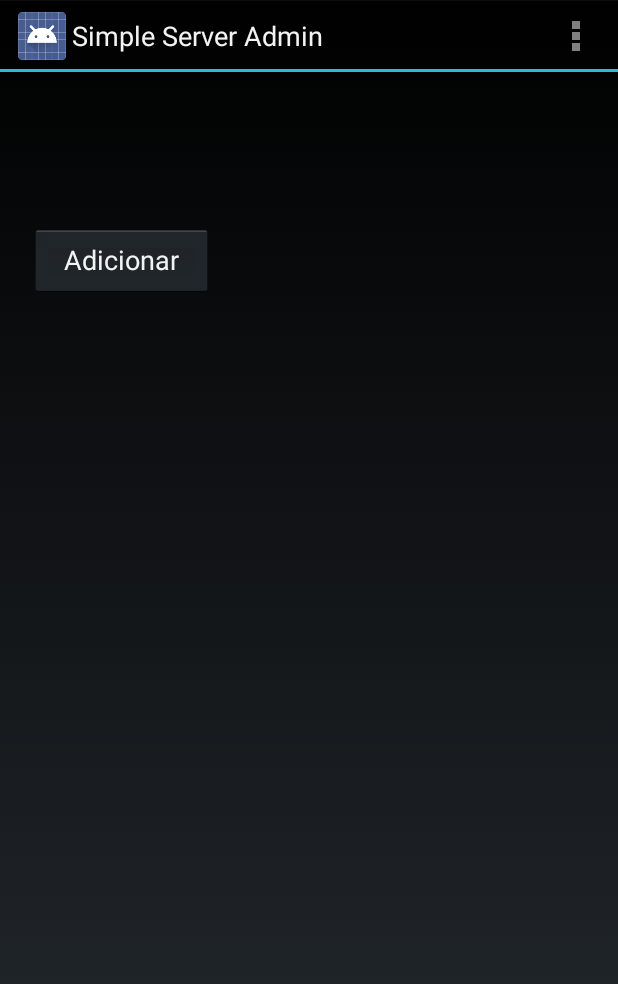
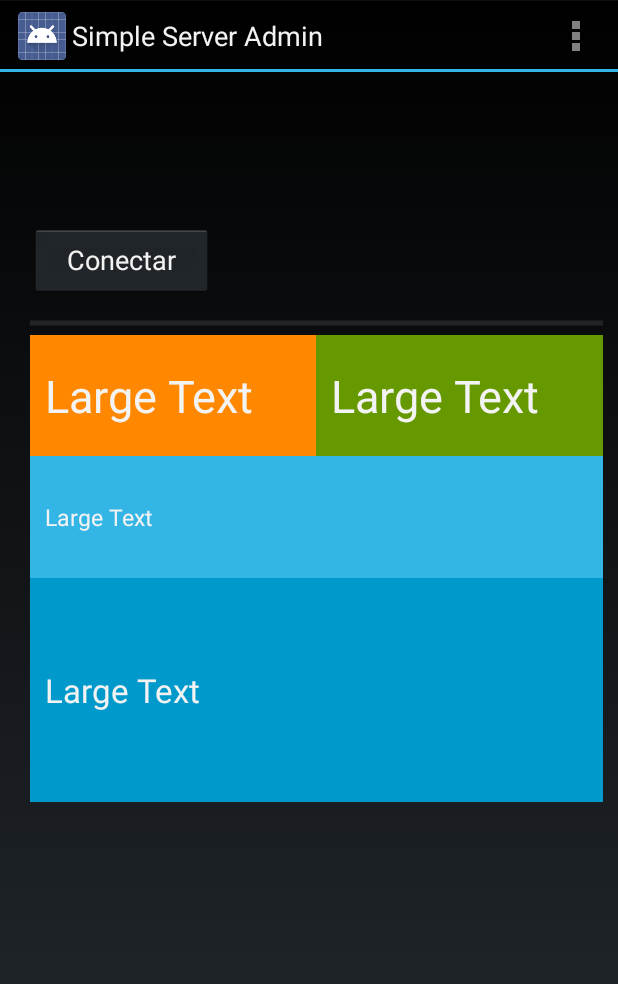
Before and after one commit to jairoserrano/SimpleStatusServer, an Android app: the screen it shows after launch (ServerActivity), on a phone screen of 412 x 824 dp. Shown: the top 984 px of the screen. Run offline under Robolectric (Android 15) with nearby library versions, the phone set to English and light mode, and no system bars.

Commit message:
El proyecto funciona, hay campos no usados y se puede mejorar mucho en la forma de presentar los datos.

```diff
--- a/app/src/main/java/com/jairoesc/simpleserver/simpleserver/ServerActivityAdd.java
+++ b/app/src/main/java/com/jairoesc/simpleserver/simpleserver/ServerActivityAdd.java
@@ -43,7 +43,7 @@ public class ServerActivityAdd extends Activity {
             ServerSQLiteHelper db = new ServerSQLiteHelper(this);
             //Creación en la DB del hostna
             // me
-            db.createServer(new ServerDataPrivate(hostname, username, password));
+            db.createServer(new ServerData(hostname, username, password));
             //forma correcta de cerrar una actividad.
             finish();
         }
--- a/app/src/main/java/com/jairoesc/simpleserver/simpleserver/ServerSQLiteHelper.java
+++ b/app/src/main/java/com/jairoesc/simpleserver/simpleserver/ServerSQLiteHelper.java
@@ -53,7 +53,7 @@ public class ServerSQLiteHelper extends SQLiteOpenHelper {
         this.onCreate(db);
     }
 
-    public long createServer(ServerDataPrivate server) {
+    public long createServer(ServerData server) {
 
         Log.d("addServer", server.toString());
 
@@ -70,12 +70,14 @@ public class ServerSQLiteHelper extends SQLiteOpenHelper {
         return server_id;
     }
 
-    public ServerDataPrivate getServer(long id) {
+    public ServerData getServer(long id) {
+
+        //UGLY UGLY HACK
+        id++;
 
         SQLiteDatabase db = this.getReadableDatabase();
 
-        Cursor cursor =
-                db.query(TABLE_SERVER, // a. table
+        Cursor cursor = db.query(TABLE_SERVER, // a. table
                             COLUMNS, // b. column names
                             " id = ?", // c. selections
                             new String[]{String.valueOf(id)}, // d. selections args
@@ -84,27 +86,22 @@ public class ServerSQLiteHelper extends SQLiteOpenHelper {
                             null, // g. order by
                             null); // h. limit
 
-        // 3. if we got results get the first one
-        if (cursor != null)
+        ServerData server = new ServerData();
+        if (cursor != null) {
             cursor.moveToFirst();
-
-        // 4. build ServerInfo object
-        ServerDataPrivate server = new ServerDataPrivate();
+            Log.d("getServer(" + id + ")", cursor.toString());
             server.setId(Integer.parseInt(cursor.getString(0)));
             server.setHostname(cursor.getString(1));
             server.setUsername(cursor.getString(2));
             server.setPassword(cursor.getString(3));
-
-        //log
             Log.d("getServer(" + id + ")", server.toString());
-
-        // 5. return ServerInfo
+        }
         return server;
     }
 
     // Get All ServerInfo
-    public List<ServerDataPrivate> getAllServers() {
-        List<ServerDataPrivate> ServerDataPrivate = new LinkedList<ServerDataPrivate>();
+    public List<ServerData> getAllServers() {
+        List<ServerData> ServerData = new LinkedList<ServerData>();
 
         // 1. build the query
         String query = "SELECT  * FROM " + TABLE_SERVER;
@@ -114,43 +111,43 @@ public class ServerSQLiteHelper extends SQLiteOpenHelper {
         Cursor cursor = db.rawQuery(query, null);
 
         // 3. go over each row, build ServerInfo and add it to list
-        ServerDataPrivate server = null;
+        ServerData server = null;
         if (cursor.moveToFirst()) {
             do {
-                server = new ServerDataPrivate();
+                server = new ServerData();
                 server.setId(Integer.parseInt(cursor.getString(0)));
                 server.setHostname(cursor.getString(1));
                 server.setUsername(cursor.getString(2));
                 server.setPassword(cursor.getString(3));
 
                 // Add ServerInfo to ServerInfo
-                ServerDataPrivate.add(server);
+                ServerData.add(server);
             } while (cursor.moveToNext());
         }
 
-        Log.d("getAllServers()", ServerDataPrivate.toString());
+        Log.d("getAllServers()", ServerData.toString());
 
         // return ServerInfo
-        return ServerDataPrivate;
+        return ServerData;
     }
 
     // Updating single ServerInfo
-    public int updateServerInfo(ServerDataPrivate ServerDataPrivate) {
+    public int updateServerInfo(ServerData ServerData) {
 
         // Instancia de la DB
         SQLiteDatabase db = this.getWritableDatabase();
 
         // Actualización del registro
         ContentValues values = new ContentValues();
-        values.put("hostname", ServerDataPrivate.getHostname()); // get title
-        values.put("username", ServerDataPrivate.getUsername()); // get author
-        values.put("password", ServerDataPrivate.getPassword()); // get author
+        values.put("hostname", ServerData.getHostname()); // get title
+        values.put("username", ServerData.getUsername()); // get author
+        values.put("password", ServerData.getPassword()); // get author
 
         // Actualizar el registro
         int i = db.update(TABLE_SERVER, //table
                 values, // column/value
                 KEY_ID + " = ?", // selections
-                new String[]{String.valueOf(ServerDataPrivate.getId())}); //selection args
+                new String[]{String.valueOf(ServerData.getId())}); //selection args
 
         // 4. Cerrar la DB
         db.close();
@@ -160,19 +157,19 @@ public class ServerSQLiteHelper extends SQLiteOpenHelper {
     }
 
     // Deleting single ServerInfo
-    public void deleteServerInfo(ServerDataPrivate ServerDataPrivate) {
+    public void deleteServerInfo(ServerData ServerData) {
 
         // Instancia de la DB
         SQLiteDatabase db = this.getWritableDatabase();
 
         // Eliminar
         db.delete(TABLE_SERVER, KEY_ID + " = ?",
-                new String[]{String.valueOf(ServerDataPrivate.getId())});
+                new String[]{String.valueOf(ServerData.getId())});
 
         // Cerrar la DB
         db.close();
 
-        Log.d("deleteServerInfo", ServerDataPrivate.toString());
+        Log.d("deleteServerInfo", ServerData.toString());
 
     }
 
--- a/app/src/main/res/layout/activity_server.xml
+++ b/app/src/main/res/layout/activity_server.xml
@@ -29,17 +29,95 @@
         <Button
             android:layout_width="122dp"
             android:layout_height="wrap_content"
-            android:text="@string/addhost"
+            android:text="@string/connect_bt"
             android:id="@+id/button"
             android:layout_gravity="center_horizontal"
-            android:onClick="AddHostClick"
+            android:onClick="ConnectClick"
             android:layout_marginTop="10dp" />
     </LinearLayout>
 
-    <WebView
-        android:layout_width="match_parent"
-        android:layout_height="match_parent"
-        android:id="@+id/webView"
-        android:layout_gravity="center_horizontal" />
+    <ProgressBar
+        style="?android:attr/progressBarStyleHorizontal"
+        android:layout_width="fill_parent"
+        android:layout_height="wrap_content"
+        android:id="@+id/progressBar"
+        android:progress="0"
+        android:indeterminate="false" />
+
+    <TableLayout
+        android:layout_width="fill_parent"
+        android:layout_height="fill_parent"
+        android:layout_gravity="center_horizontal"
+        android:layout_weight="0.64"
+        android:id="@+id/infopanel">
+
+        <TableRow
+            android:layout_width="fill_parent"
+            android:layout_height="fill_parent">
+
+            <TextView
+                android:layout_width="match_parent"
+                android:layout_height="wrap_content"
+                android:layout_weight="50"
+                android:textAppearance="?android:attr/textAppearanceLarge"
+                android:text="Large Text"
+                android:id="@+id/memtotal_tx"
+                android:paddingTop="20dp"
+                android:paddingBottom="20dp"
+                android:background="@android:color/holo_orange_dark"
+                android:paddingLeft="10dp"
+                android:textSize="30dp" />
+
+            <TextView
+                android:layout_width="match_parent"
+                android:layout_height="wrap_content"
+                android:layout_weight="50"
+                android:textAppearance="?android:attr/textAppearanceLarge"
+                android:text="Large Text"
+                android:id="@+id/memfree_tx"
+                android:paddingTop="20dp"
+                android:paddingBottom="20dp"
+                android:paddingLeft="10dp"
+                android:textSize="30dp"
+                android:background="@android:color/holo_green_dark" />
+        </TableRow>
+
+        <TableRow
+            android:layout_width="fill_parent"
+            android:layout_height="fill_parent">
+
+            <TextView
+                android:layout_width="match_parent"
+                android:layout_height="wrap_content"
+                android:layout_weight="70"
+                android:textAppearance="?android:attr/textAppearanceLarge"
+                android:text="Large Text"
+                android:id="@+id/uptime_tx"
+                android:background="@android:color/holo_blue_light"
+                android:paddingTop="30dp"
+                android:paddingBottom="30dp"
+                android:paddingLeft="10dp"
+                android:textSize="15dp"
+                android:maxWidth="100dp" />
+        </TableRow>
+
+        <TableRow
+            android:layout_width="fill_parent"
+            android:layout_height="fill_parent">
+
+            <TextView
+                android:layout_width="match_parent"
+                android:layout_height="wrap_content"
+                android:layout_weight="80"
+                android:textAppearance="?android:attr/textAppearanceLarge"
+                android:text="Large Text"
+                android:id="@+id/cpu_tx"
+                android:background="@android:color/holo_blue_dark"
+                android:paddingLeft="10dp"
+                android:paddingTop="60dp"
+                android:paddingBottom="60dp" />
+        </TableRow>
+
+    </TableLayout>
 
 </LinearLayout>
--- a/app/src/main/res/menu/server.xml
+++ b/app/src/main/res/menu/server.xml
@@ -2,7 +2,8 @@
     xmlns:tools="http://schemas.android.com/tools"
     tools:context=".ServerActivity" >
     <item android:id="@+id/action_settings"
-        android:title="@string/action_settings"
+        android:title="@string/add_server"
         android:orderInCategory="100"
-        android:showAsAction="never" />
+        android:showAsAction="never"
+        android:icon="@android:drawable/alert_dark_frame"/>
 </menu>
--- a/app/src/main/res/values/strings.xml
+++ b/app/src/main/res/values/strings.xml
@@ -9,8 +9,8 @@
     <string name="add_server">Adicionar servidor</string>
     <string name="save">Guardar</string>
     <string name="select_server">Seleccionar</string>
-    <string name="conectar">Conectar</string>
     <string name="addhost">Adicionar</string>
     <string name="connect_to">Conectar a:</string>
+    <string name="connect_bt">Conectar</string>
 
 </resources>
```
Also changed, not shown: app/src/main/java/com/jairoesc/simpleserver/simpleserver/SSHConnection.java (+23 -13 lines), app/src/main/java/com/jairoesc/simpleserver/simpleserver/ServerActivity.java (+60 -64 lines), app/src/main/java/com/jairoesc/simpleserver/simpleserver/ServerData.java (+60 -6 lines), app/src/main/java/com/jairoesc/simpleserver/simpleserver/ServerDataPrivate.java (deleted, +0 -67 lines). Lines whose indentation alone changed are shown as unchanged.
